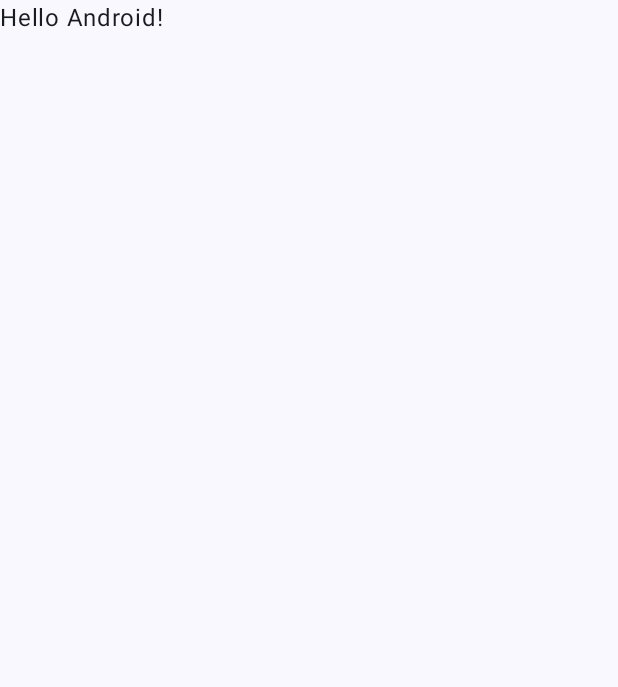
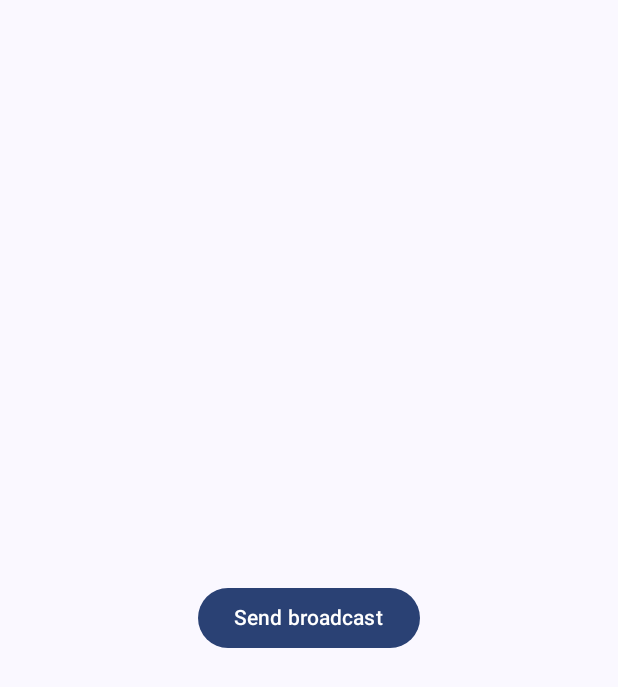
Before and after one commit to philipplackner/AndroidInternals, an Android app built with Jetpack Compose: the screen it shows after launch (MainActivity), on a phone screen of 412 x 824 dp. Before the commit the part shown is almost empty. Shown: the top 687 px of the screen. Run offline under Robolectric (Android 15) with nearby library versions, the phone set to English and light mode, and no system bars.

Commit message:
Broadcasts demo

```diff
--- a/app/src/main/AndroidManifest.xml
+++ b/app/src/main/AndroidManifest.xml
@@ -1,6 +1,8 @@
 <?xml version="1.0" encoding="utf-8"?>
 <manifest xmlns:android="http://schemas.android.com/apk/res/android"
     xmlns:tools="http://schemas.android.com/tools">
+
+    <uses-permission android:name="com.plcoding.GREET_VIA_BROADCAST" />
 
     <application
         android:allowBackup="true"
--- a/app/src/main/java/com/plcoding/androidinternals/MainActivity.kt
+++ b/app/src/main/java/com/plcoding/androidinternals/MainActivity.kt
@@ -1,47 +1,60 @@
 package com.plcoding.androidinternals
 
+import android.content.Intent
+import android.content.IntentFilter
 import android.os.Bundle
 import androidx.activity.ComponentActivity
 import androidx.activity.compose.setContent
 import androidx.activity.enableEdgeToEdge
 import androidx.compose.foundation.layout.fillMaxSize
 import androidx.compose.foundation.layout.padding
+import androidx.compose.foundation.layout.wrapContentSize
+import androidx.compose.material3.Button
 import androidx.compose.material3.Scaffold
 import androidx.compose.material3.Text
-import androidx.compose.runtime.Composable
 import androidx.compose.ui.Modifier
-import androidx.compose.ui.tooling.preview.Preview
+import androidx.core.content.ContextCompat
 import com.plcoding.androidinternals.ui.theme.AndroidInternalsTheme
 
 class MainActivity : ComponentActivity() {
+
+    private val screenOffReceiver = ScreenOffReceiver()
+
     override fun onCreate(savedInstanceState: Bundle?) {
         super.onCreate(savedInstanceState)
         enableEdgeToEdge()
+
+        ContextCompat.registerReceiver(
+            applicationContext,
+            screenOffReceiver,
+            IntentFilter("android.intent.action.SCREEN_OFF"),
+            ContextCompat.RECEIVER_EXPORTED
+        )
+
         setContent {
             AndroidInternalsTheme {
                 Scaffold(modifier = Modifier.fillMaxSize()) { innerPadding ->
-                    Greeting(
-                        name = "Android",
-                        modifier = Modifier.padding(innerPadding)
-                    )
+                    Button(
+                        onClick = {
+                            Intent("com.plcoding.ACTION_GREET_VIA_BROADCAST").also {
+                                it.`package` = "com.plcoding.androidinternals2"
+                                sendBroadcast(it)
+                            }
+                        },
+                        modifier = Modifier
+                            .fillMaxSize()
+                            .padding(innerPadding)
+                            .wrapContentSize()
+                    ) {
+                        Text("Send broadcast")
+                    }
                 }
             }
         }
     }
-}
 
-@Composable
-fun Greeting(name: String, modifier: Modifier = Modifier) {
-    Text(
-        text = "Hello $name!",
-        modifier = modifier
-    )
-}
-
-@Preview(showBackground = true)
-@Composable
-fun GreetingPreview() {
-    AndroidInternalsTheme {
-        Greeting("Android")
+    override fun onDestroy() {
+        super.onDestroy()
+        unregisterReceiver(screenOffReceiver)
     }
 }
--- /dev/null
+++ b/app/src/main/java/com/plcoding/androidinternals/ScreenOffReceiver.kt
@@ -0,0 +1,12 @@
+package com.plcoding.androidinternals
+
+import android.content.BroadcastReceiver
+import android.content.Context
+import android.content.Intent
+
+class ScreenOffReceiver: BroadcastReceiver() {
+
+    override fun onReceive(context: Context?, intent: Intent?) {
+        println("Screen was turned off!")
+    }
+}
```
